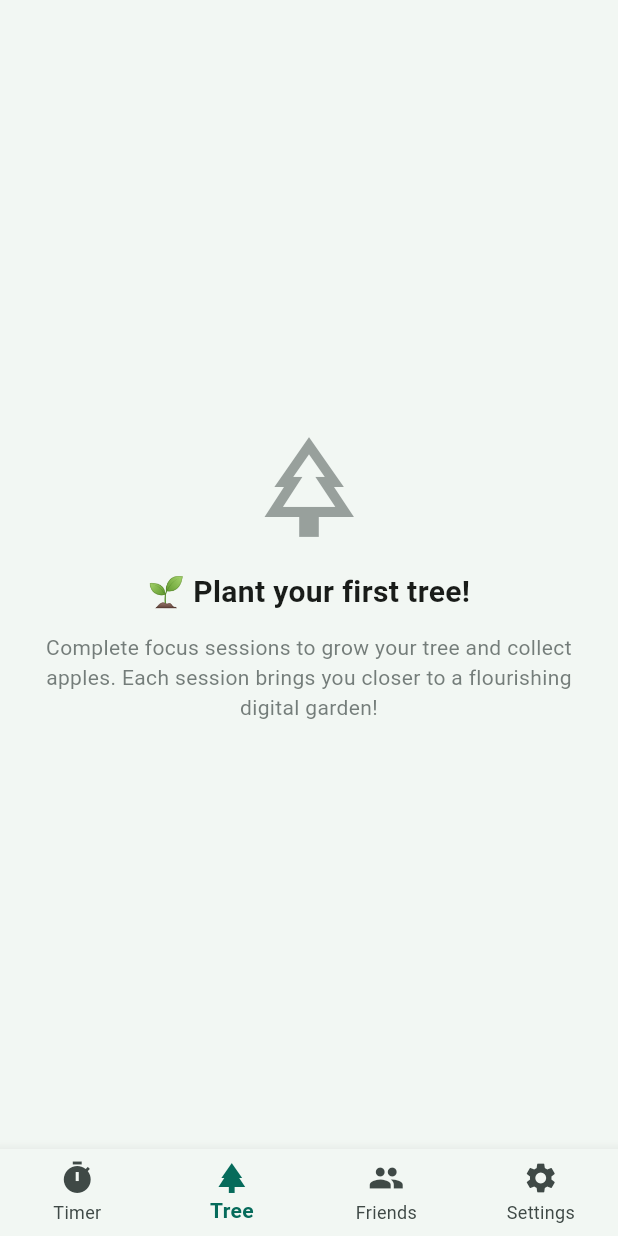
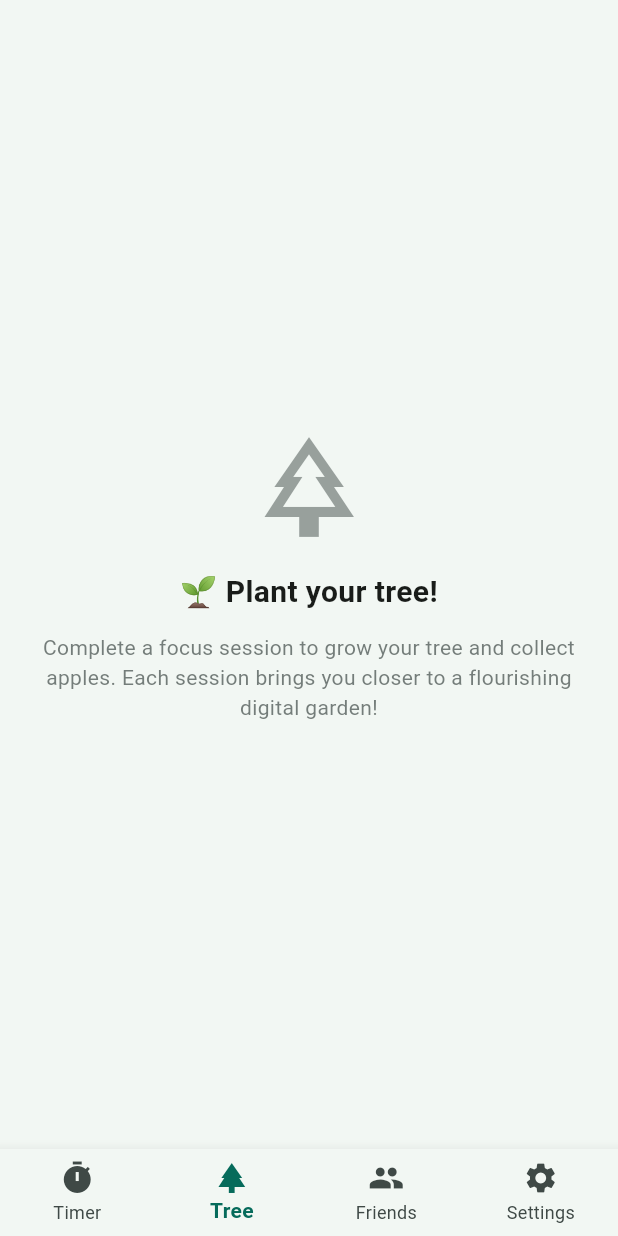
Before and after one commit to Juliangames/phone_away, a Flutter app: the TreePage screen opened by its route, on a phone screen of 412 x 824 dp. Run offline on Flutter 3.47's test engine with Material 3 defaults, Android fonts, the phone set to English and light mode, and no system bars; our stand-ins replace app_links, cached_network_image, firebase_auth, firebase_core, firebase_database, firebase_storage and 7 more; accounts and stored records are empty; network calls fail.

Commit message:
made empty tree page text make sense

```diff
--- a/lib/widgets/empty_state/empty_state_constants.dart
+++ b/lib/widgets/empty_state/empty_state_constants.dart
@@ -23,8 +23,8 @@ class EmptyStateConstants {
   static const String tryAgainAction = 'Try Again';
 
   // Empty tree
-  static const String emptyTreeTitle = '🌱 Plant your first tree!';
-  static const String emptyTreeSubtitle = 'Complete focus sessions to grow your tree and collect apples. Each session brings you closer to a flourishing digital garden!';
+  static const String emptyTreeTitle = '🌱 Plant your tree!';
+  static const String emptyTreeSubtitle = 'Complete a focus session to grow your tree and collect apples. Each session brings you closer to a flourishing digital garden!';
 
   // Connection status
   static const String connectionRestored = 'Connection restored';
```
